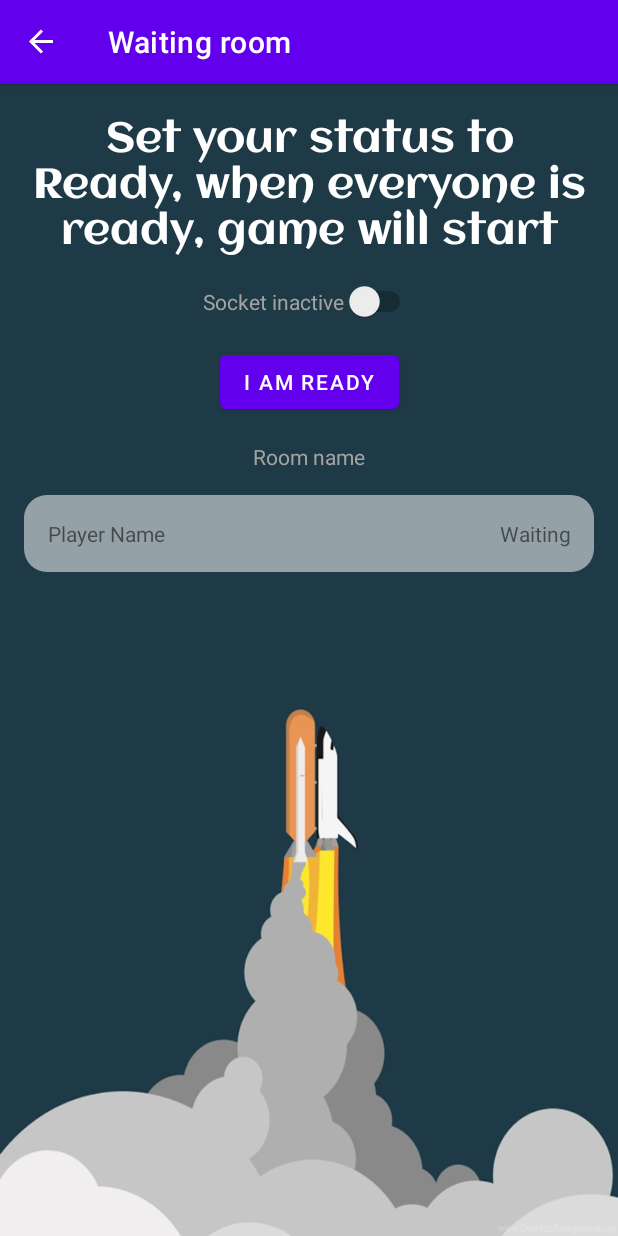
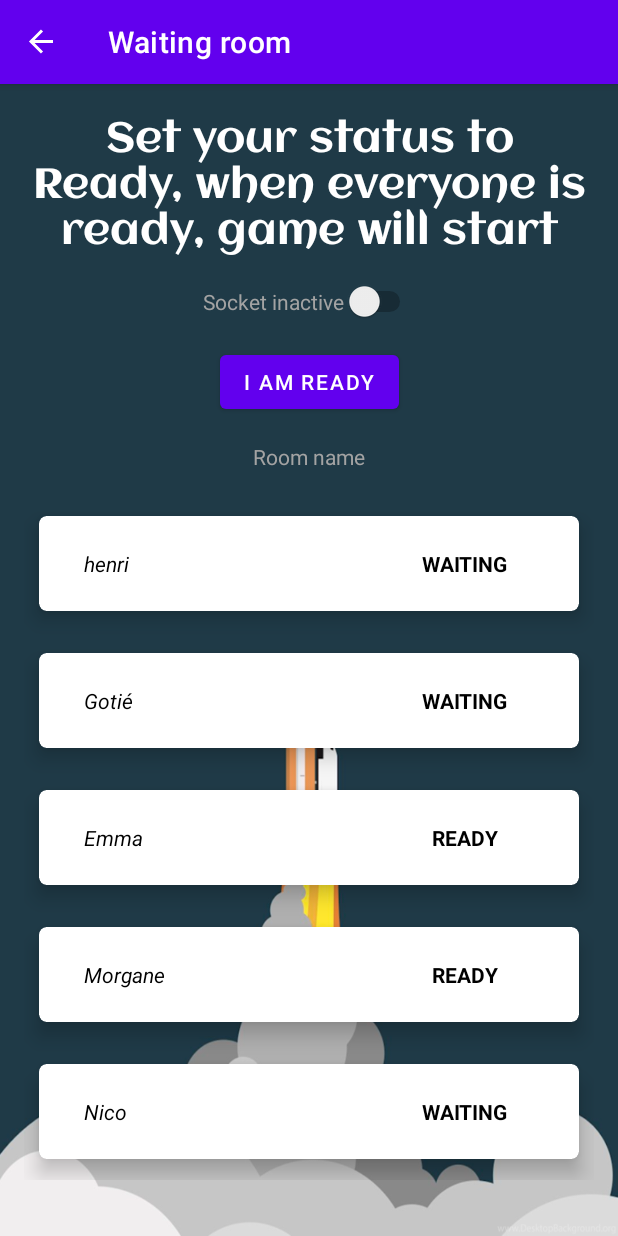
Before and after one commit to Autary/space-dim, an Android app: the WaitingFragment screen opened through its navigation route, on a phone screen of 412 x 824 dp. Run offline under Robolectric (Android 15) with nearby library versions, the light colour scheme and no system bars; our stand-ins replace data binding, navigation-ui; 1 statement that could not run was skipped.

Commit message:
Add users in waitingRoom

```diff
--- a/app/src/main/java/com/example/spacedim/fragment/CreateRoomFragment.kt
+++ b/app/src/main/java/com/example/spacedim/fragment/CreateRoomFragment.kt
@@ -33,7 +33,7 @@ class CreateRoomFragment : Fragment(), LifeCycleLogs {
 
             Log.i("TESTEEEEE","ws://spacedim.async-agency.com:8081/ws/join/Henri/"+viewModel.user.value?.let { it.id })
 
-            //view.findNavController().navigate(R.id.action_createRoomFragment_to_waitingFragment)
+            view.findNavController().navigate(R.id.action_createRoomFragment_to_waitingFragment)
         }
         wsviewModel.eventMessage.observe(viewLifecycleOwner, Observer { msg ->
            Log.i("tydshgfjhdf", msg.toString())
--- a/app/src/main/java/com/example/spacedim/fragment/PlayerCardFragment.kt
+++ /dev/null
@@ -1,53 +0,0 @@
-package com.example.spacedim.fragment
-
-import android.os.Bundle
-import androidx.fragment.app.Fragment
-import android.view.LayoutInflater
-import android.view.View
-import android.view.ViewGroup
-import androidx.databinding.DataBindingUtil
-import com.example.spacedim.interfaces.LifeCycleLogs
-import com.example.spacedim.R
-import com.example.spacedim.databinding.FragmentPlayerCardBinding
-
-class PlayerCardFragment : Fragment(), LifeCycleLogs {
-
-    override fun onCreateView(
-        inflater: LayoutInflater, container: ViewGroup?,
-        savedInstanceState: Bundle?
-    ): View? {
-        val binding = DataBindingUtil.inflate<FragmentPlayerCardBinding>(inflater,
-            R.layout.fragment_player_card, container, false)
-        return binding.root
-    }
-
-    override fun onCreate(savedInstanceState: Bundle?) {
-        super<Fragment>.onCreate(savedInstanceState)
-        super<LifeCycleLogs>.onCreate()
-    }
-
-    override fun onStart() {
-        super<Fragment>.onStart()
-        super<LifeCycleLogs>.onStart()
-    }
-
-    override fun onResume() {
-        super<Fragment>.onResume()
-        super<LifeCycleLogs>.onResume()
-    }
-
-    override fun onPause() {
-        super<Fragment>.onPause()
-        super<LifeCycleLogs>.onPause()
-    }
-
-    override fun onStop() {
-        super<Fragment>.onStop()
-        super<LifeCycleLogs>.onStop()
-    }
-
-    override fun onDestroy() {
-        super<Fragment>.onDestroy()
-        super<LifeCycleLogs>.onDestroy()
-    }
-}
--- a/app/src/main/java/com/example/spacedim/fragment/WaitingFragment.kt
+++ b/app/src/main/java/com/example/spacedim/fragment/WaitingFragment.kt
@@ -6,16 +6,29 @@ import androidx.fragment.app.Fragment
 import android.view.LayoutInflater
 import android.view.View
 import android.view.ViewGroup
+import android.widget.*
+import androidx.cardview.widget.CardView
 import androidx.databinding.DataBindingUtil
 import androidx.fragment.app.activityViewModels
+import androidx.lifecycle.Observer
+import androidx.lifecycle.ViewModelProvider
+import androidx.navigation.findNavController
 import com.example.retrofit.overview.HttpViewModel
 import com.example.spacedim.interfaces.LifeCycleLogs
 import com.example.spacedim.R
+import com.example.spacedim.State
+import com.example.spacedim.User
+import com.example.spacedim.classes.UIElement
+import com.example.spacedim.classes.UIType
+import com.example.spacedim.databinding.FragmentGameBinding
 import com.example.spacedim.databinding.FragmentWaitingBinding
 import com.example.spacedim.sharedViewModel.WsViewModel
+import com.example.spacedim.viewModel.GameViewModel
+import com.example.spacedim.viewModel.WaitingViewModel
 
 class WaitingFragment : Fragment(), LifeCycleLogs {
 
+    private lateinit var waitingViewModel: WaitingViewModel
     private val viewModel: HttpViewModel by activityViewModels()
     private val wsViewModel: WsViewModel by activityViewModels()
 
@@ -26,14 +39,36 @@ class WaitingFragment : Fragment(), LifeCycleLogs {
         val binding = DataBindingUtil.inflate<FragmentWaitingBinding>(inflater,
             R.layout.fragment_waiting, container, false)
 
+        waitingViewModel = ViewModelProvider(this).get(WaitingViewModel::class.java)
+
+        waitingViewModel.users.observe(viewLifecycleOwner, Observer { newUsers ->
+            waitingViewModel.users.value?.let { setUsers(it,binding) }
+        })
+
         binding.playButton.setOnClickListener { view : View ->
             Log.i("TESTEEEEE","{\"type\":\"READY\", \"value\":true}")
-            //view.findNavController().navigate(R.id.action_waitingFragment_to_gameFragment)
+            view.findNavController().navigate(R.id.action_waitingFragment_to_gameFragment)
         }
 
         return binding.root
     }
 
+    private fun setUsers(usersList : List<User>, binding: FragmentWaitingBinding) {
+
+        usersList.forEach {
+
+            var list : TableLayout = binding.playersList
+
+            val view = layoutInflater.inflate(R.layout.player_card, list, false)
+            val name : TextView = view.findViewById(R.id.playerName)
+            val status : TextView = view.findViewById(R.id.playerStatus)
+
+            name.setText(it.name)
+            status.setText(it.state.name)
+
+            list.addView(view)
+        }
+    }
 
     override fun onCreate(savedInstanceState: Bundle?) {
         super<Fragment>.onCreate(savedInstanceState)
--- a/app/src/main/java/com/example/spacedim/viewModel/WaitingViewModel.kt
+++ b/app/src/main/java/com/example/spacedim/viewModel/WaitingViewModel.kt
@@ -1,7 +1,31 @@
 package com.example.spacedim.viewModel
 
+import android.util.Log
+import androidx.lifecycle.MutableLiveData
 import androidx.lifecycle.ViewModel
+import com.example.spacedim.State
+import com.example.spacedim.User
+import com.example.spacedim.classes.UIElement
 
 class WaitingViewModel : ViewModel() {
 
+    var users = MutableLiveData<List<User>>()
+    private lateinit var usersList: List<User>
+
+    private fun getUsersList() : List<User>{
+        usersList = listOf(
+            User(1, "henri", "henri.png", 0, State.WAITING),
+            User(2, "Gotié", "gotie.png", 0, State.WAITING),
+            User(3, "Emma", "emma.png", 0, State.READY),
+            User(4, "Morgane", "morgane.png", 0, State.READY),
+            User(5, "Nico", "nico.png", 0, State.WAITING)
+        )
+        return usersList
+    }
+
+    init {
+        users.value = getUsersList()
+        Log.i("WaitingViewModel", "WaitingViewModel created!")
+
+    }
 }
--- a/app/src/main/res/layout/fragment_game.xml
+++ b/app/src/main/res/layout/fragment_game.xml
@@ -72,9 +72,6 @@
             app:layout_constraintVertical_bias="0.0"
             android:columnCount="2"/>
 
-
-
-
         <Button
             android:id="@+id/fake_win_btn"
             android:layout_width="wrap_content"
--- a/app/src/main/res/layout/fragment_player_card.xml
+++ /dev/null
@@ -1,29 +0,0 @@
-<?xml version="1.0" encoding="utf-8"?>
-<layout xmlns:android="http://schemas.android.com/apk/res/android"
-    xmlns:app="http://schemas.android.com/apk/res-auto"
-    xmlns:tools="http://schemas.android.com/tools"
-    tools:context=".fragment.PlayerCardFragment">
-
-    <LinearLayout
-        android:layout_width="match_parent"
-        android:layout_height="match_parent"
-        android:background="@drawable/rounded"
-        android:orientation="horizontal"
-        android:padding="@dimen/normal_padding">
-
-        <TextView
-            android:id="@+id/playerName"
-            android:layout_width="wrap_content"
-            android:layout_height="wrap_content"
-            android:layout_weight="1"
-            android:text="Player Name" />
-
-        <TextView
-            android:id="@+id/playerStatus"
-            android:layout_width="wrap_content"
-            android:layout_height="wrap_content"
-            android:layout_weight="1"
-            android:text="@string/waiting"
-            android:textAlignment="textEnd" />
-    </LinearLayout>
-</layout>
--- a/app/src/main/res/layout/fragment_waiting.xml
+++ b/app/src/main/res/layout/fragment_waiting.xml
@@ -53,7 +53,7 @@
             app:layout_constraintStart_toStartOf="parent"
             app:layout_constraintTop_toBottomOf="@+id/playButton" />
 
-        <androidx.cardview.widget.CardView
+        <ScrollView
             android:id="@+id/playerList"
             android:layout_width="match_parent"
             android:layout_height="0dp"
@@ -63,18 +63,25 @@
             android:layout_marginBottom="16dp"
             android:background="#00FFFFFF"
             app:cardBackgroundColor="#00FFFFFF"
-            app:cardElevation="0dp"
-            app:cardMaxElevation="0dp"
             app:layout_constraintBottom_toBottomOf="parent"
             app:layout_constraintEnd_toEndOf="parent"
             app:layout_constraintStart_toStartOf="parent"
             app:layout_constraintTop_toBottomOf="@+id/roomName">
 
-            <fragment
-                android:id="@+id/fragment3"
-                android:name="com.example.spacedim.fragment.PlayerCardFragment"
+            <LinearLayout
                 android:layout_width="match_parent"
-                android:layout_height="wrap_content" />
-        </androidx.cardview.widget.CardView>
+                android:layout_height="wrap_content"
+                android:orientation="vertical" >
+
+                <TableLayout
+                    android:id="@+id/playersList"
+                    android:layout_width="match_parent"
+                    android:layout_height="match_parent">
+
+
+                </TableLayout>
+
+            </LinearLayout>
+        </ScrollView>
     </androidx.constraintlayout.widget.ConstraintLayout>
 </layout>
--- /dev/null
+++ b/app/src/main/res/layout/player_card.xml
@@ -0,0 +1,52 @@
+<?xml version="1.0" encoding="utf-8"?>
+<layout xmlns:android="http://schemas.android.com/apk/res/android"
+    xmlns:app="http://schemas.android.com/apk/res-auto"
+    xmlns:tools="http://schemas.android.com/tools"
+    tools:context=".fragment.PlayerCardFragment">
+
+    <androidx.cardview.widget.CardView
+        android:layout_width="match_parent"
+        android:layout_height="wrap_content"
+        android:layout_marginTop="0dp"
+        android:layout_marginBottom="0dp"
+        app:cardBackgroundColor="@color/white"
+        app:cardCornerRadius="5dp"
+        app:cardElevation="8dp"
+        app:cardMaxElevation="8dp"
+        app:cardPreventCornerOverlap="true"
+        app:cardUseCompatPadding="true">
+
+        <LinearLayout
+            android:layout_width="match_parent"
+            android:layout_height="match_parent"
+            android:gravity="center_horizontal"
+            android:orientation="horizontal"
+            android:paddingStart="10dp"
+            android:paddingTop="22dp"
+            android:paddingEnd="10dp"
+            android:paddingBottom="22dp">
+
+            <TextView
+                android:id="@+id/playerName"
+                android:layout_width="178dp"
+                android:layout_height="match_parent"
+                android:layout_marginEnd="30dp"
+                android:text="Player Name"
+                android:textAlignment="textStart"
+                android:textColor="@color/black"
+                android:textStyle="italic" />
+
+            <TextView
+                android:id="@+id/playerStatus"
+                android:layout_width="91dp"
+                android:layout_height="wrap_content"
+                android:text="@string/waiting"
+                android:textAlignment="center"
+                android:textAllCaps="true"
+                android:textColor="@color/black"
+                android:textStyle="bold" />
+        </LinearLayout>
+
+
+    </androidx.cardview.widget.CardView>
+</layout>
```
Also changed, not shown: app/src/main/java/com/example/spacedim/fragment/GameFragment.kt (+10 -11 lines), app/src/main/java/com/example/spacedim/viewModel/GameViewModel.kt (+9 -20 lines).
